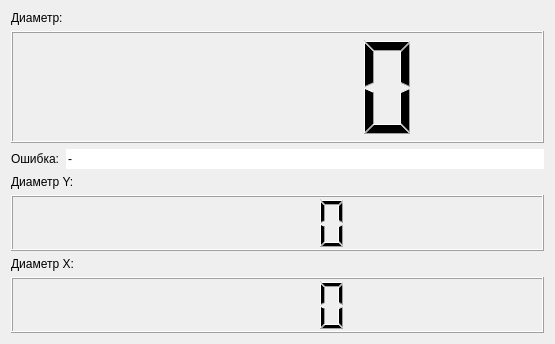
Old version of the form diameterlooker.ui in the repository cotara/LDMViewer.
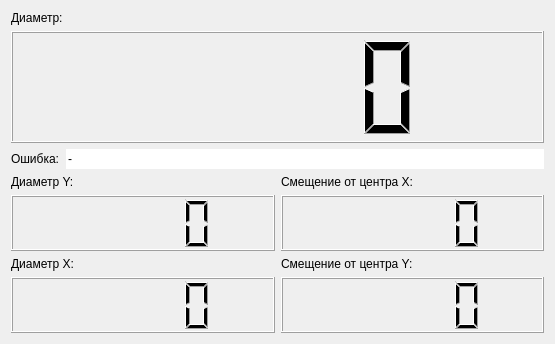
New version of the form.

Patch:
```diff
--- a/diameterlooker.ui
+++ b/diameterlooker.ui
@@ -77,7 +77,7 @@
       </layout>
      </item>
      <item>
-      <layout class="QHBoxLayout" name="HLayout" stretch="0">
+      <layout class="QHBoxLayout" name="HLayout" stretch="0,0">
        <item>
         <layout class="QVBoxLayout" name="verticalLayout_4">
          <item>
@@ -136,6 +136,42 @@
          </item>
         </layout>
        </item>
+       <item>
+        <layout class="QVBoxLayout" name="verticalLayout_5">
+         <item>
+          <widget class="QLabel" name="label_4">
+           <property name="sizePolicy">
+            <sizepolicy hsizetype="Preferred" vsizetype="Fixed">
+             <horstretch>0</horstretch>
+             <verstretch>0</verstretch>
+            </sizepolicy>
+           </property>
+           <property name="text">
+            <string>Смещение от центра X:</string>
+           </property>
+          </widget>
+         </item>
+         <item>
+          <widget class="QLCDNumber" name="lcdNumber_4"/>
+         </item>
+         <item>
+          <widget class="QLabel" name="label_5">
+           <property name="sizePolicy">
+            <sizepolicy hsizetype="Preferred" vsizetype="Fixed">
+             <horstretch>0</horstretch>
+             <verstretch>0</verstretch>
+            </sizepolicy>
+           </property>
+           <property name="text">
+            <string>Смещение от центра Y:</string>
+           </property>
+          </widget>
+         </item>
+         <item>
+          <widget class="QLCDNumber" name="lcdNumber_5"/>
+         </item>
+        </layout>
+       </item>
       </layout>
      </item>
     </layout>
```
